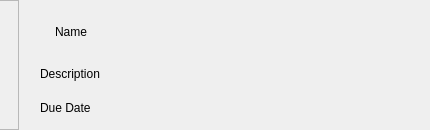
Old version of the form taskwidget.ui in the repository EgorMaksM/ToDo.
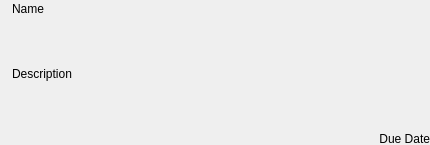
New version of the form.

```diff
--- a/taskwidget.ui
+++ b/taskwidget.ui
@@ -7,13 +7,13 @@
     <x>0</x>
     <y>0</y>
     <width>430</width>
-    <height>130</height>
+    <height>145</height>
    </rect>
   </property>
   <property name="maximumSize">
    <size>
-    <width>430</width>
-    <height>130</height>
+    <width>16777215</width>
+    <height>16777215</height>
    </size>
   </property>
   <property name="windowTitle">
@@ -31,16 +31,19 @@
      <x>-1</x>
      <y>-5</y>
      <width>431</width>
-     <height>141</height>
+     <height>151</height>
     </rect>
    </property>
    <layout class="QHBoxLayout" name="mainLayout">
+    <property name="bottomMargin">
+     <number>0</number>
+    </property>
     <item>
      <widget class="QFrame" name="flag">
       <property name="maximumSize">
        <size>
         <width>20</width>
-        <height>130</height>
+        <height>145</height>
        </size>
       </property>
       <property name="frameShape">
@@ -53,46 +56,70 @@
     </item>
     <item>
      <layout class="QVBoxLayout" name="contentLayout">
+      <property name="spacing">
+       <number>0</number>
+      </property>
       <property name="leftMargin">
-       <number>15</number>
+       <number>7</number>
       </property>
       <property name="topMargin">
-       <number>15</number>
+       <number>0</number>
       </property>
       <property name="rightMargin">
-       <number>15</number>
+       <number>0</number>
       </property>
       <property name="bottomMargin">
-       <number>15</number>
+       <number>0</number>
       </property>
       <item>
        <layout class="QHBoxLayout" name="headerLayout">
+        <property name="spacing">
+         <number>0</number>
+        </property>
         <property name="leftMargin">
-         <number>15</number>
+         <number>0</number>
         </property>
         <property name="topMargin">
-         <number>15</number>
+         <number>7</number>
         </property>
         <property name="rightMargin">
-         <number>15</number>
+         <number>0</number>
         </property>
         <property name="bottomMargin">
-         <number>15</number>
+         <number>0</number>
         </property>
         <item>
          <widget class="QLabel" name="titleLabel">
+          <property name="sizePolicy">
+           <sizepolicy hsizetype="Preferred" vsizetype="Preferred">
+            <horstretch>0</horstretch>
+            <verstretch>0</verstretch>
+           </sizepolicy>
+          </property>
           <property name="text">
            <string>Name</string>
           </property>
+          <property name="margin">
+           <number>-1</number>
+          </property>
          </widget>
         </item>
        </layout>
       </item>
       <item>
        <widget class="QLabel" name="descriptionLabel">
+        <property name="sizePolicy">
+         <sizepolicy hsizetype="Expanding" vsizetype="Expanding">
+          <horstretch>0</horstretch>
+          <verstretch>0</verstretch>
+         </sizepolicy>
+        </property>
         <property name="text">
          <string>Description</string>
         </property>
+        <property name="wordWrap">
+         <bool>true</bool>
+        </property>
        </widget>
       </item>
       <item>
@@ -100,6 +127,12 @@
         <property name="text">
          <string>Due Date</string>
         </property>
+        <property name="alignment">
+         <set>Qt::AlignmentFlag::AlignRight|Qt::AlignmentFlag::AlignTrailing|Qt::AlignmentFlag::AlignVCenter</set>
+        </property>
+        <property name="margin">
+         <number>3</number>
+        </property>
        </widget>
       </item>
      </layout>
```
